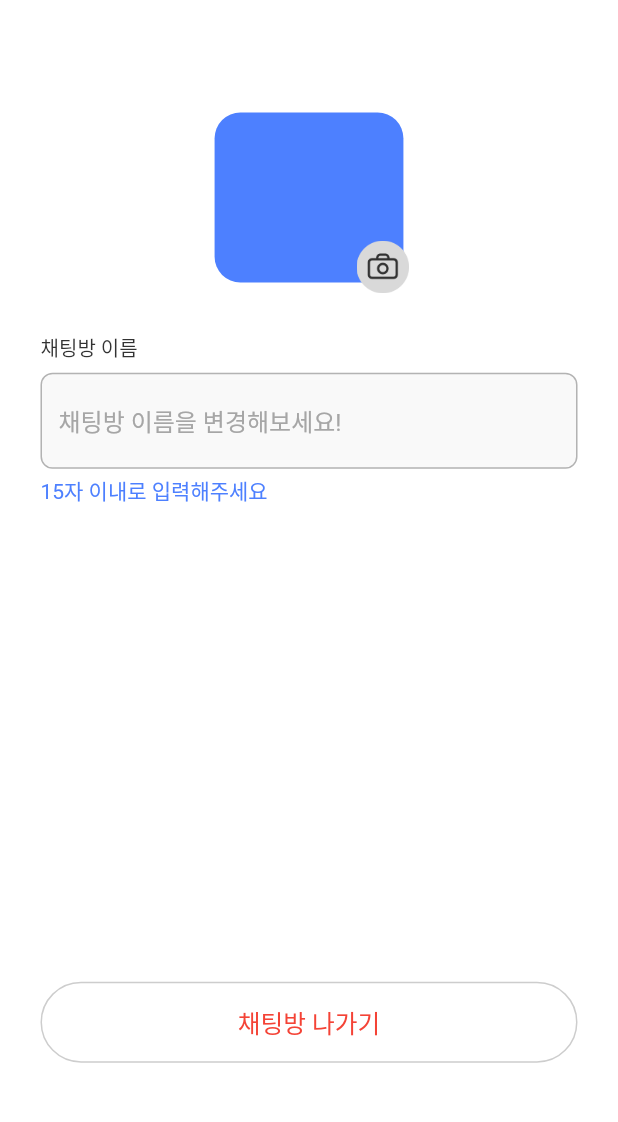
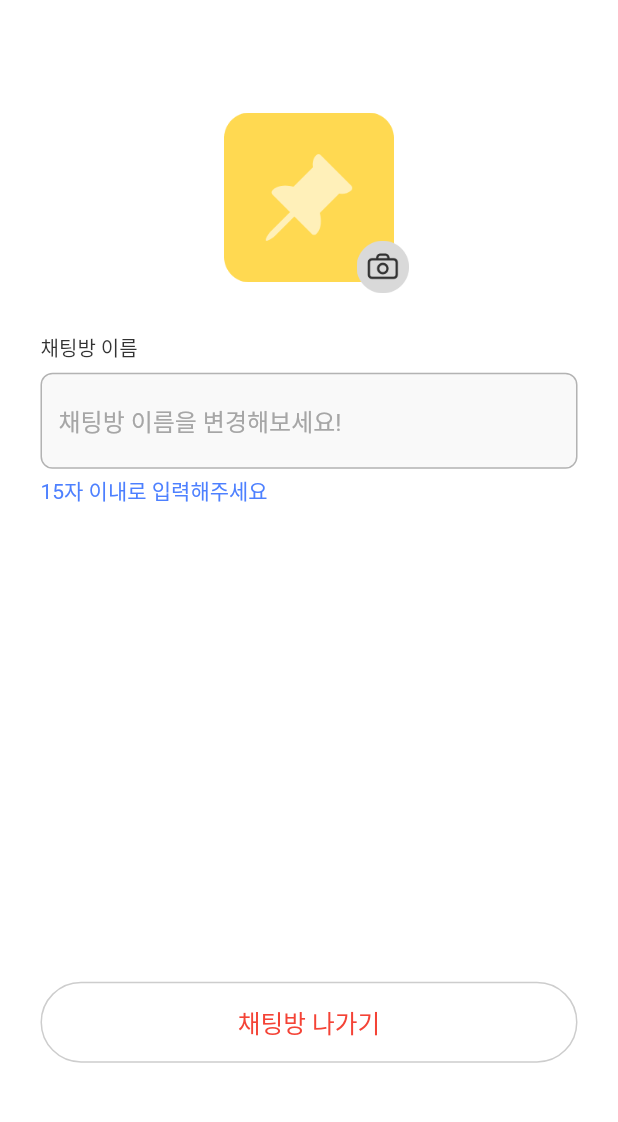
Before and after one commit to wlgnsdl815/tripin, a Flutter app: the ChatSettingScreen screen opened by its route, on a phone screen of 412 x 824 dp, the part 58-1180 px from its top. Run offline on Flutter 3.47's test engine with Material 2 defaults, Android fonts, the phone set to English and light mode, and no system bars; our stand-ins replace cloud_firestore, cloud_functions, dio, envied, firebase_auth, firebase_core and 10 more; missing offline and left inert: flutter_naver_map, kakao_flutter_sdk_user, kpostal, sfac_design_flutter; accounts and stored records are empty; generated files the repository leaves out were written again; network calls fail; Roboto replaces fonts that are missing (Pretendard); project files that could hold a hidden picture were left out.

Commit message:
Feat: 채팅방 사진, 이름 변경기능 추가 #25

```diff
--- a/lib/controllers/chat/chat_list_controller.dart
+++ b/lib/controllers/chat/chat_list_controller.dart
@@ -13,6 +13,9 @@ class ChatListController extends GetxController {
   StreamSubscription? chatRoomsStreamSubscription; // 스트림 구독 객체
   final GlobalGetXController _globalGetXController =
       Get.find<GlobalGetXController>();
+  RxString chatRoomImageUrl = ''.obs;
+
+  setChatRoomImageUrl(String url) {}
 
   setRoomId(String id) {
     roomId.value = id;
--- a/lib/controllers/global_getx_controller.dart
+++ b/lib/controllers/global_getx_controller.dart
@@ -3,6 +3,7 @@ import 'package:get/get.dart';
 class GlobalGetXController extends GetxService {
   RxString roomId = ''.obs;
   RxString roomTitle = ''.obs;
+  RxString roomImageUrl = ''.obs;
 
   setRoomId(String id) {
     roomId.value = id;
@@ -12,4 +13,8 @@ class GlobalGetXController extends GetxService {
   setRoomTitle(String title) {
     roomTitle.value = title;
   }
+
+  setRoomImageUrl(String url) {
+    roomImageUrl.value = url;
+  }
 }
--- a/lib/view/screens/chat/chat_setting_screen.dart
+++ b/lib/view/screens/chat/chat_setting_screen.dart
@@ -1,7 +1,9 @@
 import 'package:flutter/material.dart';
 import 'package:flutter_screenutil/flutter_screenutil.dart';
 import 'package:get/get.dart';
+import 'package:tripin/controllers/chat/chat_list_controller.dart';
 import 'package:tripin/controllers/chat/chat_setting_controller.dart';
+import 'package:tripin/controllers/global_getx_controller.dart';
 import 'package:tripin/utils/colors.dart';
 import 'package:tripin/utils/text_styles.dart';
 import 'package:tripin/view/widget/custom_appbar_icon.dart';
@@ -14,7 +16,10 @@ class ChatSettingScreen extends GetView<ChatSettingController> {
   static const route = '/chatSetting';
   @override
   Widget build(BuildContext context) {
+    final GlobalGetXController _globalGetXController =
+        Get.find<GlobalGetXController>();
     controller.chatTitleEdit.text = controller.computedRoomTitle;
+
     return Scaffold(
       backgroundColor: Colors.white,
       appBar: AppBar(
@@ -61,23 +66,37 @@ class ChatSettingScreen extends GetView<ChatSettingController> {
           Stack(
             clipBehavior: Clip.none,
             children: [
-              Container(
-                width: 110.w,
-                height: 110.h,
-                decoration: BoxDecoration(
-                  color: PlatformColors.primary,
-                  borderRadius: BorderRadius.circular(16.7.r),
+              Obx(
+                () => Container(
+                  width: 110.w,
+                  height: 110.h,
+                  clipBehavior: Clip.antiAlias,
+                  decoration: BoxDecoration(
+                    color: Colors.transparent,
+                    borderRadius: BorderRadius.circular(16.7.r),
+                  ),
+                  child: _globalGetXController.roomImageUrl.value == ''
+                      ? Image.asset('assets/icons/chat_default.png')
+                      : Image.network(
+                          _globalGetXController.roomImageUrl.value,
+                          fit: BoxFit.cover,
+                        ),
                 ),
               ),
               Positioned(
                 bottom: -7.h,
                 right: -5.w,
                 child: GestureDetector(
-                  onTap: () {},
-                  child: Image.asset('assets/icons/circle_camera.png'),
+                  onTap: () {
+                    controller.upDateChatRoomImage();
+                    print('object');
+                  },
+                  child: Image.asset(
+                    'assets/icons/circle_camera.png',
+                    width: 34.w,
+                    height: 34.h,
+                  ),
                 ),
-                width: 34.w,
-                height: 34.h,
               ),
             ],
           ),
```
Also changed, not shown: lib/controllers/chat/chat_setting_controller.dart (+35 -0 lines), lib/view/screens/chat/chat_list_screen.dart (+12 -1 lines), lib/controllers/edit_profile_controller.dart (line endings or trailing spaces).
